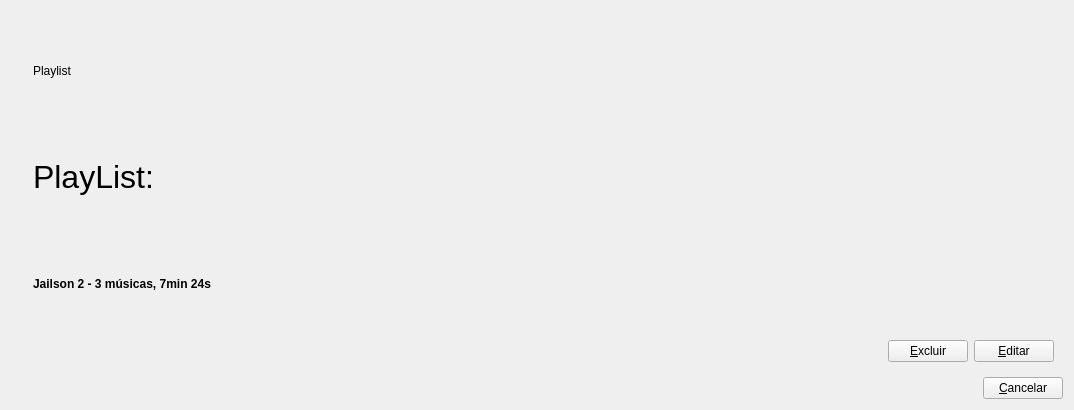
Before: the Qt Designer form src/uiplaylist.ui in jailsonlinux/jpotify, drawn with Qt 5.
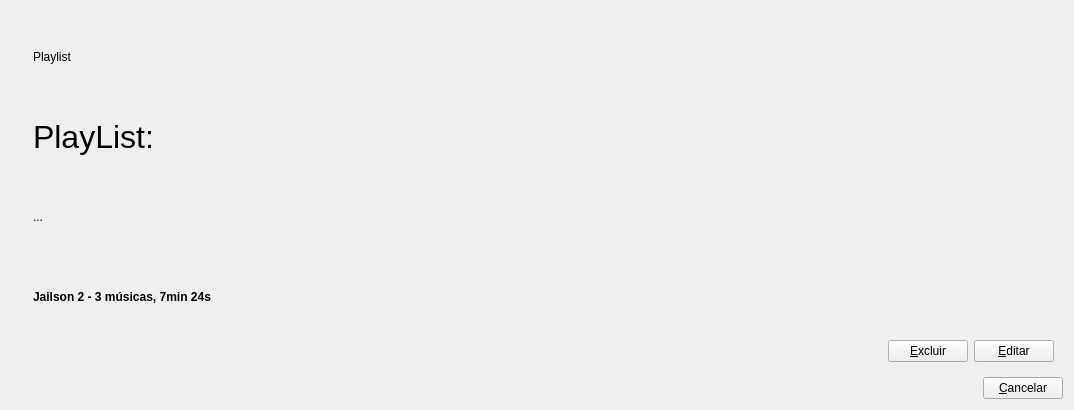
After: the same form once the commit is applied. The open tabs and pages were chosen to show the change. Icons and pictures are not drawn.

Commit message: Ajustes visuais para descricao da playlist, selecao, e tempo das musicas

What changed in the file:
```diff
--- a/src/uiplaylist.ui
+++ b/src/uiplaylist.ui
@@ -55,6 +55,13 @@
            </property>
           </widget>
          </item>
+         <item>
+          <widget class="QLabel" name="lblPlaylistDescricao">
+           <property name="text">
+            <string>...</string>
+           </property>
+          </widget>
+         </item>
          <item>
           <widget class="QLabel" name="lblInfo">
            <property name="font">
```
Left out of the diff: 6 changed lines with no effect on the pictures. The commit also changes 11 other files.
